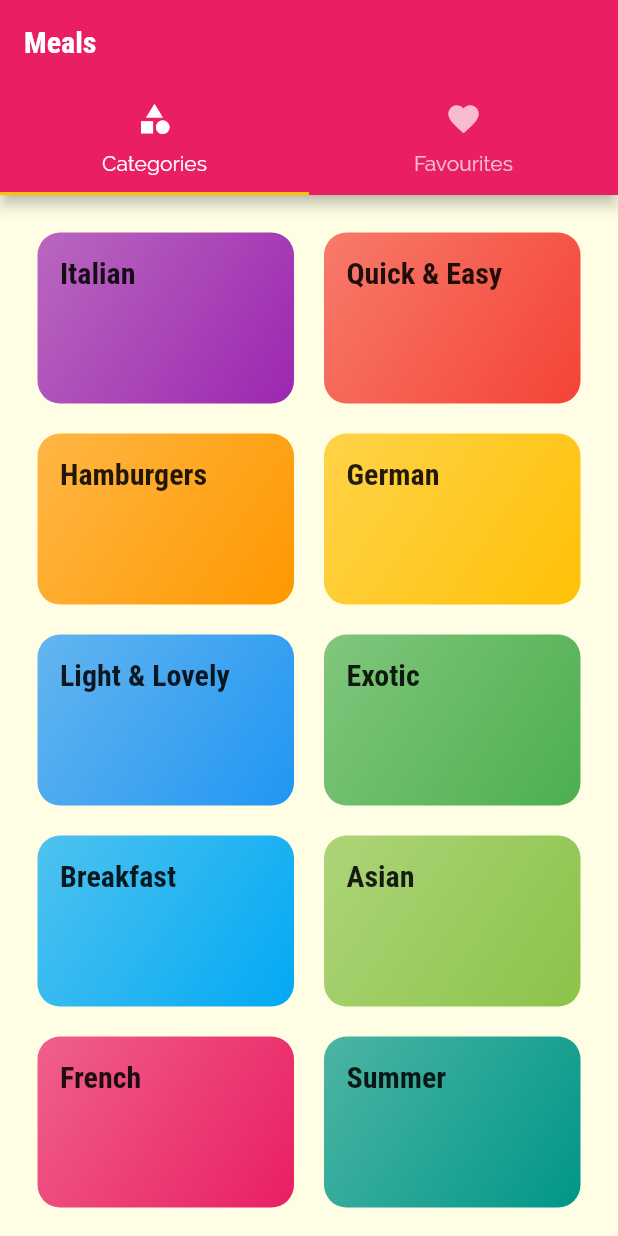
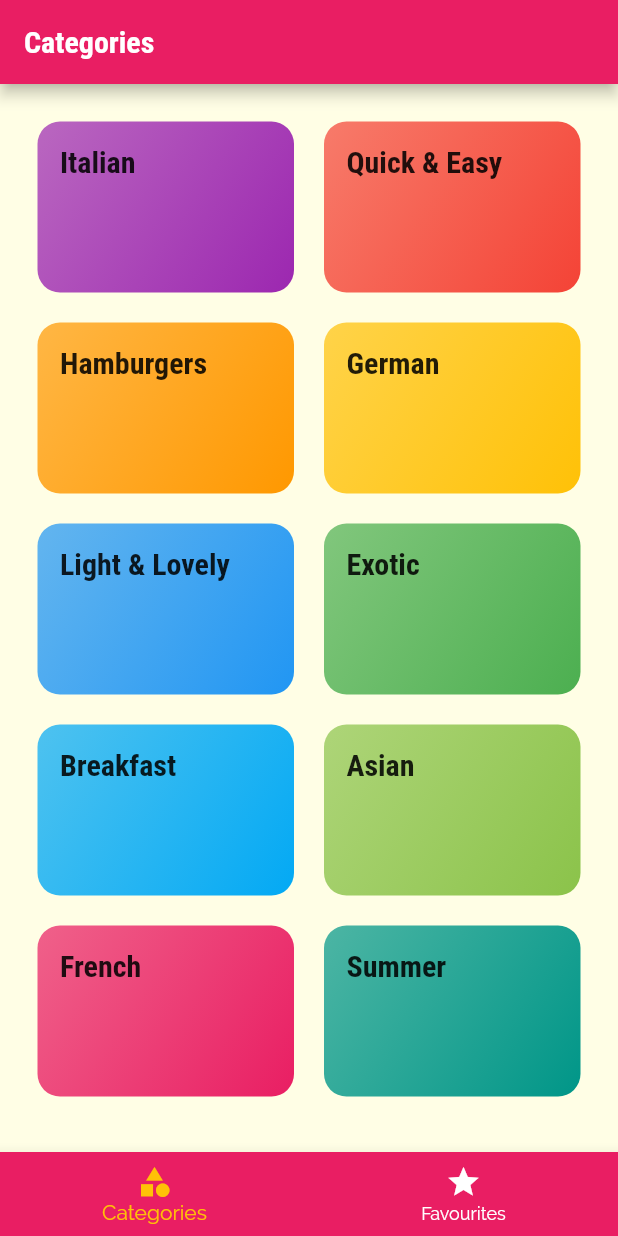
Before and after one commit to UmerSharif/best-cook-app, a Flutter app: the screen it shows after launch, on a phone screen of 412 x 824 dp. Run offline on Flutter 3.47's test engine with Material 2 defaults, Android fonts, the phone set to English and light mode, and no system bars.

```diff
--- a/lib/screen/tabs_screen.dart
+++ b/lib/screen/tabs_screen.dart
@@ -10,29 +10,43 @@ class TabsScreen extends StatefulWidget {
 }
 
 class _TabsScreenState extends State<TabsScreen> {
+  final List<Map<String, Object>> _pages = [
+    {'page': CategoriesScreen(), 'title': 'Categories'},
+    {'page': FavouriteScreen(), 'title': 'My Favourites'}
+  ];
+  int _selectedPageIndex = 0;
+
+  void _selectPage(int index) {
+    setState(() {
+      _selectedPageIndex = index;
+    });
+  }
+
   @override
   Widget build(BuildContext context) {
-    return DefaultTabController(
-        length: 2,
-        child: Scaffold(
-          appBar: AppBar(
-            title: Text('Meals'),
-            bottom: TabBar(
-              tabs: [
-                Tab(
-                  icon: Icon(Icons.category),
-                  text: 'Categories',
-                ),
-                Tab(
-                  icon: Icon(Icons.favorite),
-                  text: 'Favourites',
-                )
-              ],
-            ),
-          ),
-          body: TabBarView(
-            children: [CategoriesScreen(), FavouriteScreen()],
-          ),
-        ));
+    return Scaffold(
+      appBar: AppBar(
+        title: Text(_pages[_selectedPageIndex]['title']),
+      ),
+      body: _pages[_selectedPageIndex]['page'],
+      bottomNavigationBar: BottomNavigationBar(
+        onTap: _selectPage,
+        backgroundColor: Theme.of(context).primaryColor,
+        unselectedItemColor: Colors.white,
+        selectedItemColor: Theme.of(context).accentColor,
+        currentIndex: _selectedPageIndex,
+        type: BottomNavigationBarType.fixed,
+        items: [
+          BottomNavigationBarItem(
+              backgroundColor: Theme.of(context).primaryColor,
+              icon: Icon(Icons.category),
+              label: "Categories"),
+          BottomNavigationBarItem(
+              backgroundColor: Theme.of(context).primaryColor,
+              icon: Icon(Icons.star),
+              label: "Favourites")
+        ],
+      ),
+    );
   }
 }
```
